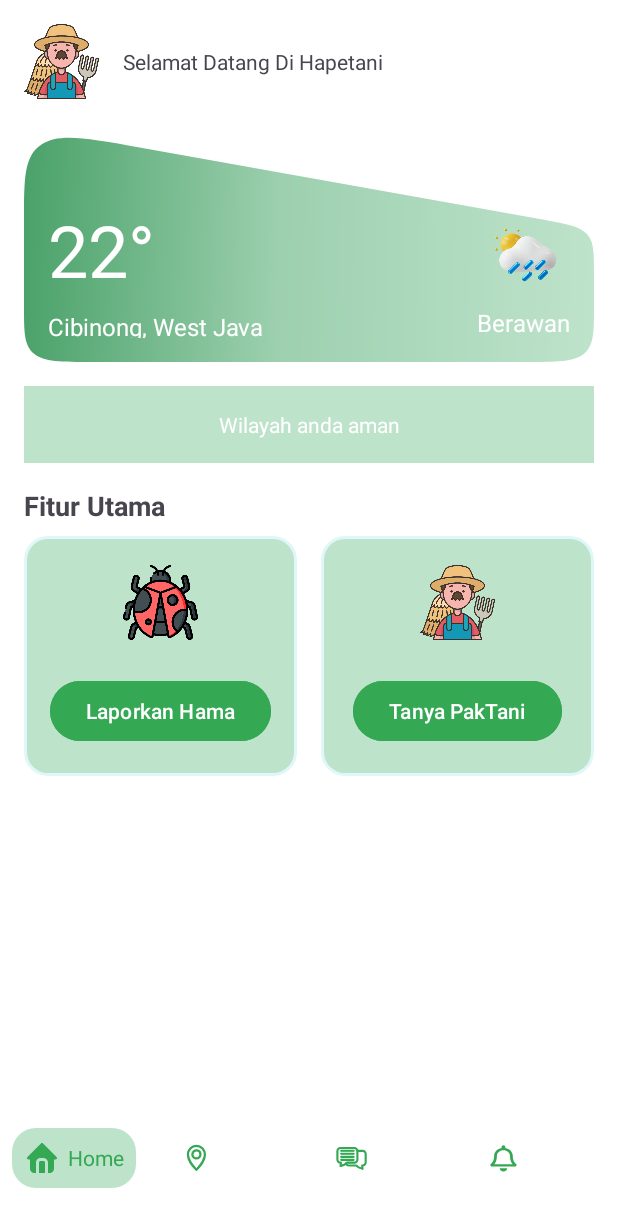
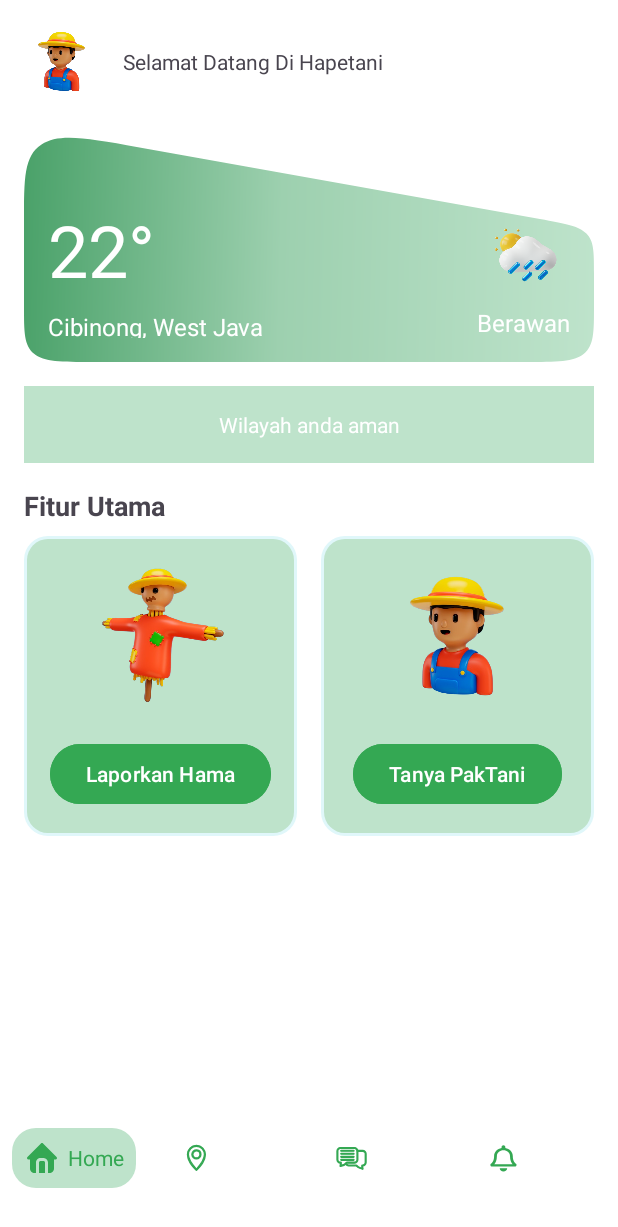
Before and after one commit to TerraShields/FarmShields, an Android app: the HomeFragment screen opened through its navigation route, on a phone screen of 412 x 824 dp. Shown: the top 1227 px of the screen. Run offline under Robolectric (Android 15) with nearby library versions, the phone set to English and light mode, and no system bars; our stand-ins replace navigation-ui.

Commit message:
fix-uiHome

```diff
--- a/app/src/main/res/layout/fragment_home.xml
+++ b/app/src/main/res/layout/fragment_home.xml
@@ -107,7 +107,7 @@
 
         <LinearLayout
             android:layout_width="0dp"
-            android:layout_height="160dp"
+            android:layout_height="200dp"
             android:layout_weight="1"
             android:orientation="vertical"
             android:gravity="center"
@@ -116,10 +116,10 @@
             android:layout_marginEnd="8dp">
 
             <ImageView
-                android:layout_width="50dp"
-                android:layout_height="50dp"
+                android:layout_width="100dp"
+                android:layout_height="100dp"
                 android:src="@drawable/logo_bug"
-                android:layout_marginBottom="15dp"
+                android:layout_marginBottom="10dp"
                  />
 
             <Button
@@ -133,7 +133,7 @@
 
         <LinearLayout
             android:layout_width="0dp"
-            android:layout_height="160dp"
+            android:layout_height="200dp"
             android:layout_weight="1"
             android:orientation="vertical"
             android:gravity="center"
@@ -142,10 +142,10 @@
             android:layout_marginStart="8dp">
 
             <ImageView
-                android:layout_width="50dp"
-                android:layout_height="50dp"
+                android:layout_width="100dp"
+                android:layout_height="100dp"
                 android:src="@drawable/logo_paktani"
-                android:layout_marginBottom="15dp"
+                android:layout_marginBottom="10dp"
                 />
 
             <Button
```
Also changed, not shown: app/src/main/res/drawable/logo_bug.png, app/src/main/res/drawable/logo_paktani.png.
